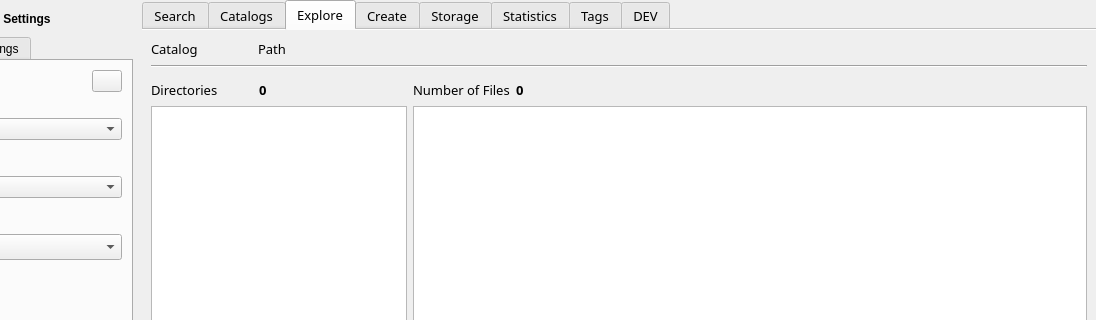
First picture: the form in mainwindow.ui, repository StephaneCouturier/Katalog, before the edit; both pictures show x 103 to 1199 and y 0 to 320 of the 1199 by 720 pixel window.
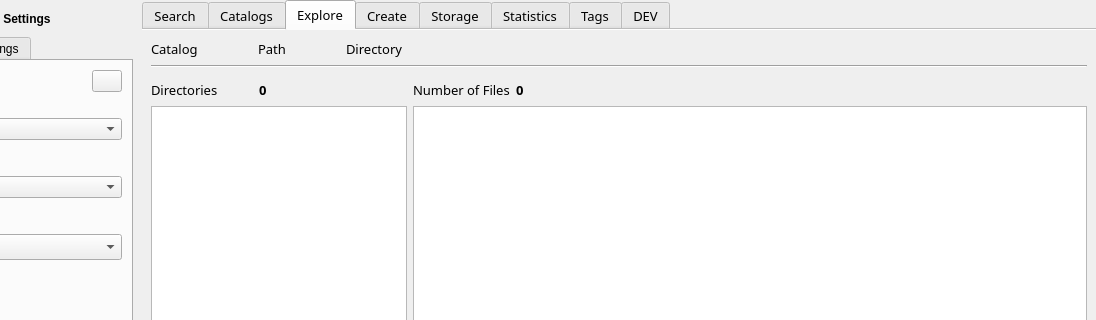
Second picture: the form after the edit. The open tabs and pages were chosen to show the change. Icons and pictures are not drawn. Custom widgets are drawn as their Qt base class.

Commit message: https://github.com/StephaneCouturier/Katalog/issues/192

Patch:
```diff
--- a/mainwindow.ui
+++ b/mainwindow.ui
@@ -2690,6 +2690,50 @@
             </property>
            </widget>
           </item>
+          <item>
+           <spacer name="Explore_horizontalSpacer_2">
+            <property name="orientation">
+             <enum>Qt::Horizontal</enum>
+            </property>
+            <property name="sizeType">
+             <enum>QSizePolicy::Fixed</enum>
+            </property>
+            <property name="sizeHint" stdset="0">
+             <size>
+              <width>40</width>
+              <height>20</height>
+             </size>
+            </property>
+           </spacer>
+          </item>
+          <item>
+           <widget class="QLabel" name="Explore_label_CatalogDirectoryLabel">
+            <property name="maximumSize">
+             <size>
+              <width>100</width>
+              <height>16777215</height>
+             </size>
+            </property>
+            <property name="text">
+             <string>Directory</string>
+            </property>
+           </widget>
+          </item>
+          <item>
+           <widget class="QLabel" name="Explore_label_CatalogDirectoryDisplay">
+            <property name="font">
+             <font>
+              <family>Noto Sans</family>
+              <pointsize>10</pointsize>
+              <weight>75</weight>
+              <bold>true</bold>
+             </font>
+            </property>
+            <property name="text">
+             <string/>
+            </property>
+           </widget>
+          </item>
           <item>
            <spacer name="Explore_horizontalSpacer_02">
             <property name="orientation">
```
Left out of the diff: 46 changed lines with no effect on the pictures. The commit also changes 2 other files.
